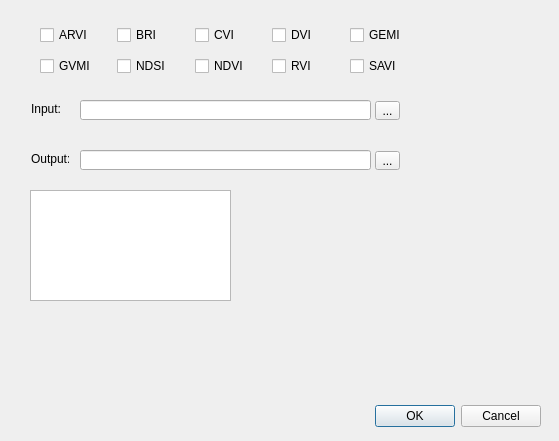
The window that index_calculator_dialog_base.ui (VeronikaH98/bc) describes before a commit, drawn with Qt 5.
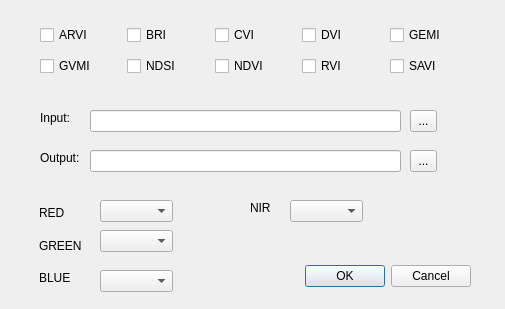
The same window after the commit.

Patch:
```diff
--- a/index_calculator_dialog_base.ui
+++ b/index_calculator_dialog_base.ui
@@ -6,8 +6,8 @@
    <rect>
     <x>0</x>
     <y>0</y>
-    <width>559</width>
-    <height>441</height>
+    <width>505</width>
+    <height>309</height>
    </rect>
   </property>
   <property name="windowTitle">
@@ -16,8 +16,8 @@
   <widget class="QDialogButtonBox" name="button_box">
    <property name="geometry">
     <rect>
-     <x>200</x>
-     <y>400</y>
+     <x>130</x>
+     <y>260</y>
      <width>341</width>
      <height>32</height>
     </rect>
@@ -29,58 +29,42 @@
     <set>QDialogButtonBox::Cancel|QDialogButtonBox::Ok</set>
    </property>
   </widget>
-  <widget class="QToolButton" name="tb_input">
+  <widget class="QComboBox" name="cmb_red">
    <property name="geometry">
     <rect>
-     <x>375</x>
-     <y>101</y>
-     <width>25</width>
-     <height>19</height>
+     <x>100</x>
+     <y>200</y>
+     <width>73</width>
+     <height>22</height>
     </rect>
    </property>
-   <property name="text">
-    <string>...</string>
-   </property>
   </widget>
-  <widget class="QToolButton" name="tb_output">
+  <widget class="QComboBox" name="cmb_green">
    <property name="geometry">
     <rect>
-     <x>375</x>
-     <y>151</y>
-     <width>25</width>
-     <height>19</height>
+     <x>100</x>
+     <y>230</y>
+     <width>73</width>
+     <height>22</height>
     </rect>
    </property>
-   <property name="text">
-    <string>...</string>
-   </property>
   </widget>
-  <widget class="QLineEdit" name="le_input">
+  <widget class="QComboBox" name="cmb_blue">
    <property name="geometry">
     <rect>
-     <x>80</x>
-     <y>100</y>
-     <width>291</width>
-     <height>20</height>
+     <x>100</x>
+     <y>270</y>
+     <width>73</width>
+     <height>22</height>
     </rect>
    </property>
   </widget>
-  <widget class="QLineEdit" name="le_output">
+  <widget class="QLabel" name="label_4">
    <property name="geometry">
     <rect>
-     <x>80</x>
-     <y>150</y>
-     <width>291</width>
-     <height>20</height>
-    </rect>
-   </property>
-  </widget>
-  <widget class="QLabel" name="label">
-   <property name="geometry">
-    <rect>
-     <x>31</x>
-     <y>101</y>
-     <width>30</width>
+     <x>40</x>
+     <y>110</y>
+     <width>55</width>
      <height>16</height>
     </rect>
    </property>
@@ -88,12 +72,12 @@
     <string>Input:</string>
    </property>
   </widget>
-  <widget class="QLabel" name="label_2">
+  <widget class="QLabel" name="label_5">
    <property name="geometry">
     <rect>
-     <x>31</x>
-     <y>151</y>
-     <width>38</width>
+     <x>40</x>
+     <y>150</y>
+     <width>55</width>
      <height>16</height>
     </rect>
    </property>
@@ -101,86 +85,149 @@
     <string>Output:</string>
    </property>
   </widget>
-  <widget class="QWidget" name="layoutWidget">
+  <widget class="QLineEdit" name="le_input">
+   <property name="geometry">
+    <rect>
+     <x>90</x>
+     <y>110</y>
+     <width>311</width>
+     <height>22</height>
+    </rect>
+   </property>
+  </widget>
+  <widget class="QLineEdit" name="le_output">
+   <property name="geometry">
+    <rect>
+     <x>90</x>
+     <y>150</y>
+     <width>311</width>
+     <height>22</height>
+    </rect>
+   </property>
+  </widget>
+  <widget class="QToolButton" name="tb_input">
+   <property name="geometry">
+    <rect>
+     <x>410</x>
+     <y>110</y>
+     <width>27</width>
+     <height>22</height>
+    </rect>
+   </property>
+   <property name="text">
+    <string>...</string>
+   </property>
+  </widget>
+  <widget class="QToolButton" name="tb_output">
+   <property name="geometry">
+    <rect>
+     <x>410</x>
+     <y>150</y>
+     <width>27</width>
+     <height>22</height>
+    </rect>
+   </property>
+   <property name="text">
+    <string>...</string>
+   </property>
+  </widget>
+  <widget class="QComboBox" name="cmb_nir">
+   <property name="geometry">
+    <rect>
+     <x>290</x>
+     <y>200</y>
+     <width>73</width>
+     <height>22</height>
+    </rect>
+   </property>
+  </widget>
+  <widget class="QLabel" name="label_6">
+   <property name="geometry">
+    <rect>
+     <x>250</x>
+     <y>200</y>
+     <width>55</width>
+     <height>16</height>
+    </rect>
+   </property>
+   <property name="text">
+    <string>NIR</string>
+   </property>
+  </widget>
+  <widget class="QWidget" name="">
    <property name="geometry">
     <rect>
      <x>40</x>
      <y>20</y>
-     <width>381</width>
+     <width>431</width>
      <height>61</height>
     </rect>
    </property>
    <layout class="QGridLayout" name="gridLayout">
     <item row="0" column="0">
-     <layout class="QHBoxLayout" name="horizontalLayout">
-      <item>
        <widget class="QCheckBox" name="cb_ARVI">
         <property name="text">
          <string>ARVI</string>
         </property>
        </widget>
       </item>
-      <item>
+    <item row="0" column="1">
        <widget class="QCheckBox" name="cb_BRI">
         <property name="text">
          <string>BRI</string>
         </property>
        </widget>
       </item>
-      <item>
+    <item row="0" column="2">
        <widget class="QCheckBox" name="cb_CVI">
         <property name="text">
          <string>CVI</string>
         </property>
        </widget>
       </item>
-      <item>
+    <item row="0" column="3">
        <widget class="QCheckBox" name="cb_DVI">
         <property name="text">
          <string>DVI</string>
         </property>
        </widget>
       </item>
-      <item>
+    <item row="0" column="4">
        <widget class="QCheckBox" name="cb_GEMI">
         <property name="text">
          <string>GEMI</string>
         </property>
        </widget>
       </item>
-     </layout>
-    </item>
     <item row="1" column="0">
-     <layout class="QHBoxLayout" name="horizontalLayout_2">
-      <item>
        <widget class="QCheckBox" name="cb_GVMI">
         <property name="text">
          <string>GVMI</string>
         </property>
        </widget>
       </item>
-      <item>
+    <item row="1" column="1">
        <widget class="QCheckBox" name="cb_NDSI">
         <property name="text">
          <string>NDSI</string>
         </property>
        </widget>
       </item>
-      <item>
+    <item row="1" column="2">
        <widget class="QCheckBox" name="cb_NDVI">
         <property name="text">
          <string>NDVI</string>
         </property>
        </widget>
       </item>
-      <item>
+    <item row="1" column="3">
        <widget class="QCheckBox" name="cb_RVI">
         <property name="text">
          <string>RVI</string>
         </property>
        </widget>
       </item>
-      <item>
+    <item row="1" column="4">
        <widget class="QCheckBox" name="cb_SAVI">
         <property name="text">
          <string>SAVI</string>
@@ -188,18 +235,39 @@
        </widget>
       </item>
      </layout>
-    </item>
-   </layout>
   </widget>
-  <widget class="QListWidget" name="listWidget">
+  <widget class="QWidget" name="">
    <property name="geometry">
     <rect>
-     <x>30</x>
-     <y>190</y>
-     <width>201</width>
-     <height>111</height>
+     <x>39</x>
+     <y>200</y>
+     <width>51</width>
+     <height>91</height>
     </rect>
    </property>
+   <layout class="QVBoxLayout" name="verticalLayout">
+    <item>
+     <widget class="QLabel" name="label">
+      <property name="text">
+       <string>RED</string>
+      </property>
+     </widget>
+    </item>
+    <item>
+     <widget class="QLabel" name="label_2">
+      <property name="text">
+       <string>GREEN</string>
+      </property>
+     </widget>
+    </item>
+    <item>
+     <widget class="QLabel" name="label_3">
+      <property name="text">
+       <string>BLUE</string>
+      </property>
+     </widget>
+    </item>
+   </layout>
   </widget>
  </widget>
  <resources/>
```
Lines whose indentation alone changed are shown as unchanged.
